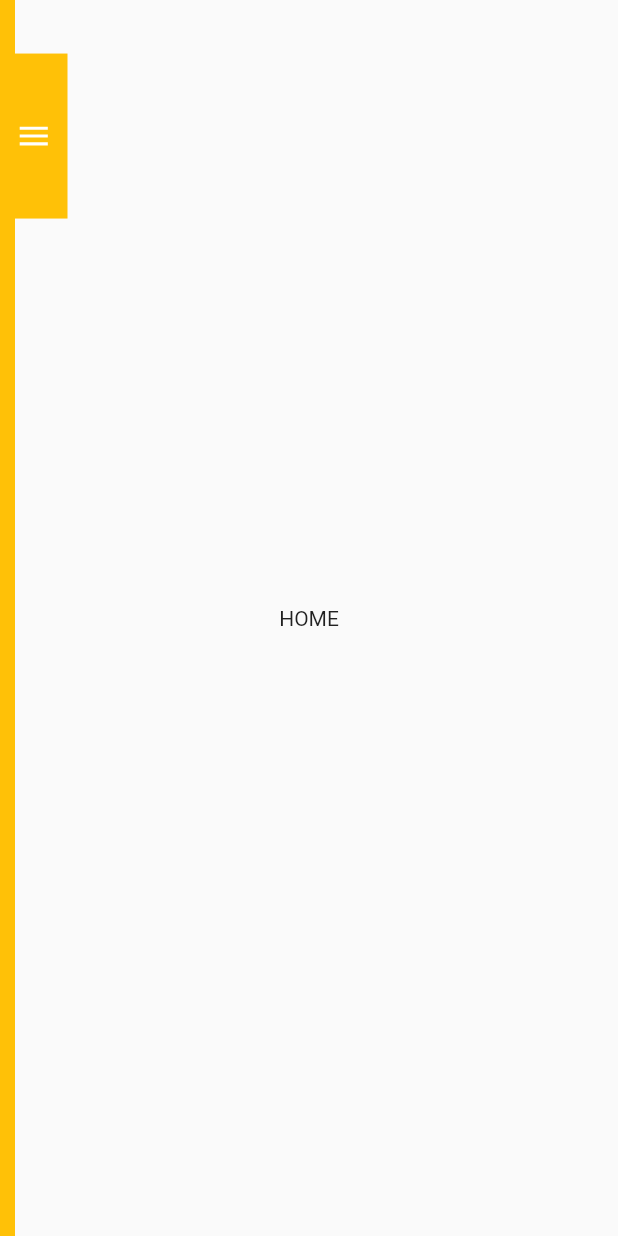
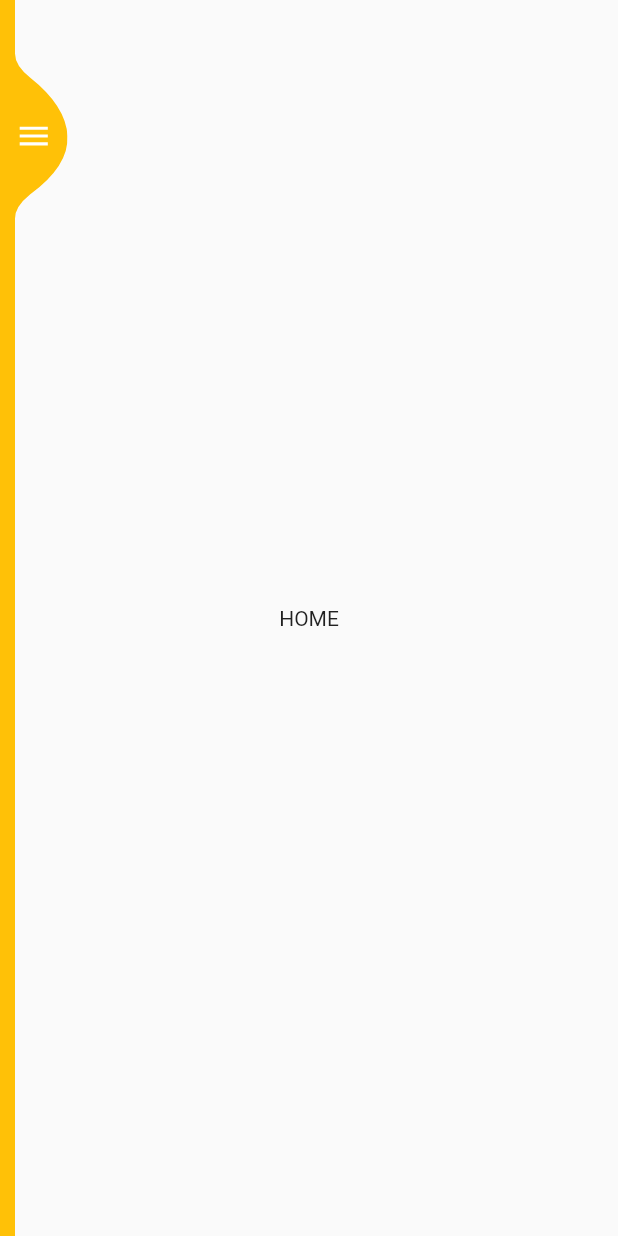
Before and after one commit to MariaMilena/MyAppPersonal, a Flutter app: the screen it shows after launch, on a phone screen of 412 x 824 dp. Run offline on Flutter 3.47's test engine with Material 2 defaults, Android fonts, the light colour scheme and no system bars; our stand-ins replace font_awesome_flutter, rxdart.

Commit message:
Efeito circular na ponta do sidebar

```diff
--- a/aplication/lib/sidebar/sidebar.dart
+++ b/aplication/lib/sidebar/sidebar.dart
@@ -2,6 +2,7 @@ import 'dart:async';
 
 import 'package:flutter/material.dart';
 import 'package:rxdart/rxdart.dart';
+import 'package:url_launcher/url_launcher.dart';
 import '../sidebar/menu_item.dart';
 import 'package:font_awesome_flutter/font_awesome_flutter.dart';
 
@@ -68,7 +69,7 @@ class _SideBarState extends State<SideBar> with SingleTickerProviderStateMixin<S
               Expanded(
                   child: Container(
                     height: screenHeight,
-                    padding: EdgeInsets.symmetric(horizontal: 20),
+                    padding: EdgeInsets.symmetric(horizontal: screenWidth*0.06),
                     color: Colors.amber,
                     child: SingleChildScrollView(
                       child: Column(
@@ -77,11 +78,11 @@ class _SideBarState extends State<SideBar> with SingleTickerProviderStateMixin<S
                           ListTile(
                             title: Text(
                               "Milena",
-                              style: TextStyle(color: Colors.white, fontSize: 30, fontWeight: FontWeight.w800),
+                              style: TextStyle(color: Colors.white, fontSize: screenHeight*0.04, fontWeight: FontWeight.w800),
                             ),
                             subtitle: Text(
                               "milena20182018@gmail.com",
-                              style: TextStyle(color: Colors.amber.shade100, fontSize: 15),
+                              style: TextStyle(color: Colors.amber.shade100, fontSize: screenHeight*0.023),
                             ),
                             leading: CircleAvatar(
                               /*child: Icon(
@@ -115,6 +116,8 @@ class _SideBarState extends State<SideBar> with SingleTickerProviderStateMixin<S
                   onTap: (){
                     onIconPressed();
                   },
+                  child: ClipPath(
+                    clipper: CustomMenuClipper(),
                     child: Container(
                       width: 35,
                       height: 110,
@@ -128,6 +131,7 @@ class _SideBarState extends State<SideBar> with SingleTickerProviderStateMixin<S
                       ),
                     ),
                   ),
+                ),
               )
             ],
           ),
@@ -135,4 +139,41 @@ class _SideBarState extends State<SideBar> with SingleTickerProviderStateMixin<S
       },
     );
   }
+
+  _launchURL(String url) => launch(url);
+
+  // abrirUrl() async {
+  //   const url = "https://www.instagram.com/mm1l3n4/";
+  //   if (await canLaunch(url)) {
+  //     await launch(url);
+  //   } else {
+  //     throw 'Could not launch $url';
+  //   }
+  // }
 }
+
+class CustomMenuClipper extends CustomClipper<Path> {
+  @override
+  Path getClip(Size size) {
+    Paint paint = Paint();
+    paint.color = Colors.white;
+
+    final width = size.width;
+    final height = size.height;
+
+    Path path = Path();
+    path.moveTo(0, 0);
+    path.quadraticBezierTo(0, 8, 10, 16);
+    path.quadraticBezierTo(width - 1, height / 2 - 20, width, height / 2);
+    path.quadraticBezierTo(width + 1, height / 2 + 20, 10, height - 16);
+    path.quadraticBezierTo(0, height - 8, 0, height);
+    path.close();
+
+    return path;
+  }
+
+  @override
+  bool shouldReclip(CustomClipper<Path> oldClipper) {
+    return true;
+  }
+}
```
Also changed, not shown: aplication/lib/sidebar/menu_item.dart (+9 -11 lines). Lines whose indentation alone changed are shown as unchanged.
